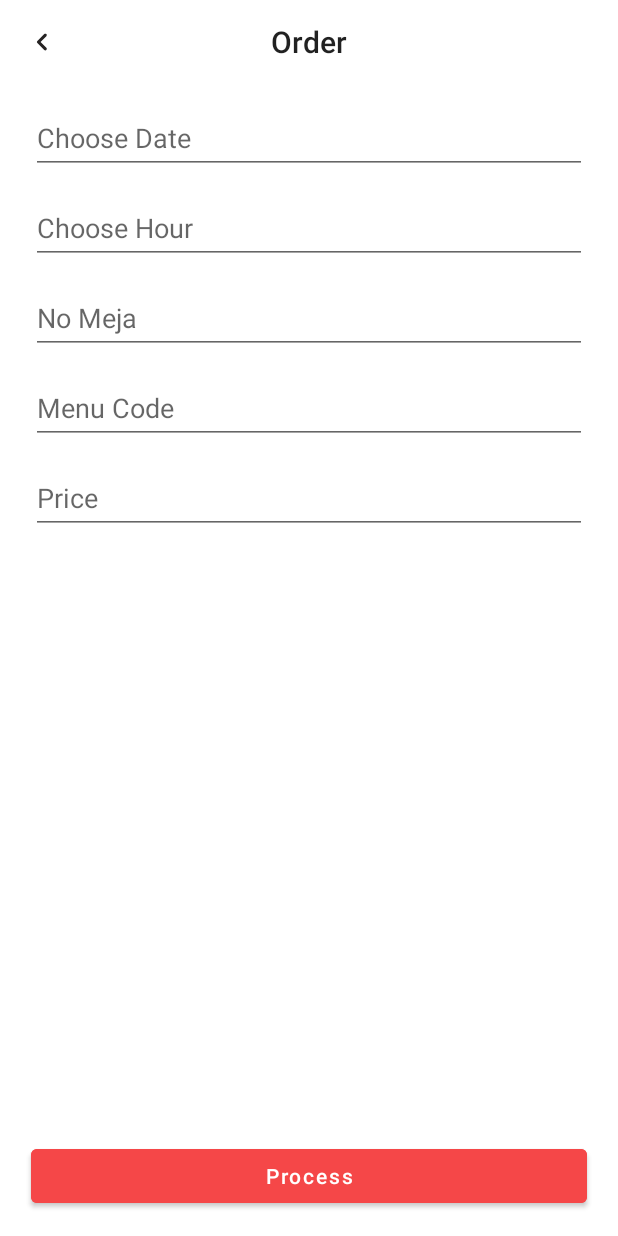
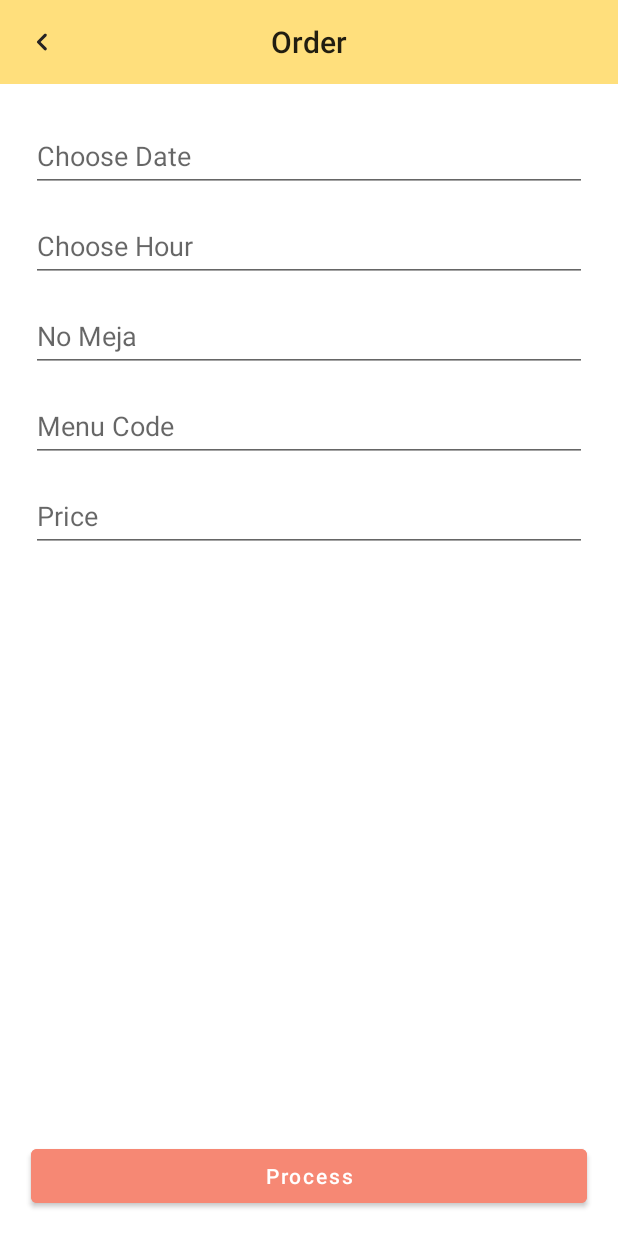
Before and after one commit to Unikom-TDoni/Restoranku, an Android app: the OrderFormViewBindingFragment screen opened through its navigation route, on a phone screen of 412 x 824 dp. Run offline under Robolectric (Android 15) with nearby library versions, the phone set to English and light mode, and no system bars.

Commit message:
Update Layout

```diff
--- a/app/src/main/java/edu/unikom/restoranku/core/MainActivity.kt
+++ b/app/src/main/java/edu/unikom/restoranku/core/MainActivity.kt
@@ -1,8 +1,8 @@
 package edu.unikom.restoranku.core
 
-import androidx.appcompat.app.AppCompatActivity
 import android.os.Bundle
 import android.os.CountDownTimer
+import androidx.appcompat.app.AppCompatActivity
 import androidx.core.splashscreen.SplashScreen.Companion.installSplashScreen
 import edu.unikom.restoranku.R
 
@@ -29,5 +29,4 @@ class MainActivity : AppCompatActivity() {
 
     private fun initSplashScreen() =
         installSplashScreen().apply { setKeepOnScreenCondition { !isScreenReady } }
-
 }
--- a/app/src/main/java/edu/unikom/restoranku/feature/food/presentation/FoodMenuViewBindingFragment.kt
+++ b/app/src/main/java/edu/unikom/restoranku/feature/food/presentation/FoodMenuViewBindingFragment.kt
@@ -62,7 +62,7 @@ class FoodMenuViewBindingFragment : ViewBindingFragment<FragmentFoodMenuBinding>
             Food(
                 "F01",
                 "Batagor",
-                R.drawable.img_cappuccino,
+                R.drawable.img_batagor,
                 FoodTypes.Makanan,
                 "Baso dan Tahu Goreng dengan sajian bumbu kacang dan kecap khas Bandung",
                 25000
@@ -70,7 +70,7 @@ class FoodMenuViewBindingFragment : ViewBindingFragment<FragmentFoodMenuBinding>
             Food(
                 "F02",
                 "Cireng",
-                R.drawable.img_cappuccino,
+                R.drawable.img_cireng,
                 FoodTypes.Makanan,
                 "Makanan ringan berupa tepung kanji goreng dengan bahan dasar tempe fermentasi yang disebut oncom, disajikan dengan bumbu kacang pedas",
                 10000
--- a/app/src/main/res/layout/activity_main.xml
+++ b/app/src/main/res/layout/activity_main.xml
@@ -1,11 +1,10 @@
 <?xml version="1.0" encoding="utf-8"?>
-<androidx.fragment.app.FragmentContainerView
-    xmlns:android="http://schemas.android.com/apk/res/android"
+<androidx.fragment.app.FragmentContainerView xmlns:android="http://schemas.android.com/apk/res/android"
+    xmlns:app="http://schemas.android.com/apk/res-auto"
     xmlns:tools="http://schemas.android.com/tools"
-    xmlns:app="http://schemas.android.com/apk/res-auto"
     android:id="@+id/container"
     android:name="androidx.navigation.fragment.NavHostFragment"
     android:layout_width="match_parent"
     android:layout_height="match_parent"
     app:navGraph="@navigation/nav_graph_application"
-    tools:context=".core.MainActivity"/>
+    tools:context=".core.MainActivity" />
--- a/app/src/main/res/layout/fragment_food_menu.xml
+++ b/app/src/main/res/layout/fragment_food_menu.xml
@@ -11,10 +11,10 @@
         android:layout_width="match_parent"
         android:layout_height="wrap_content"
         android:background="@android:color/white"
+        android:backgroundTint="@color/jasmine"
         app:layout_constraintEnd_toEndOf="parent"
         app:layout_constraintStart_toStartOf="parent"
-        app:layout_constraintTop_toTopOf="parent"
-        app:navigationIcon="@drawable/round_navigate_before_24">
+        app:layout_constraintTop_toTopOf="parent">
 
         <TextView
             style="@style/TextAppearance.AppCompat.Widget.ActionBar.Title"
--- a/app/src/main/res/layout/fragment_order_form.xml
+++ b/app/src/main/res/layout/fragment_order_form.xml
@@ -25,6 +25,7 @@
         android:layout_width="match_parent"
         android:layout_height="wrap_content"
         android:background="@android:color/white"
+        android:backgroundTint="@color/jasmine"
         app:layout_constraintEnd_toEndOf="parent"
         app:layout_constraintStart_toStartOf="parent"
         app:layout_constraintTop_toTopOf="parent"
@@ -41,15 +42,15 @@
 
     <com.google.android.material.textfield.TextInputEditText
         android:id="@+id/txt_field_date"
-        style="@style/ThemeOverlay.Material3.TextInputEditText.OutlinedBox"
         android:layout_width="0dp"
         android:layout_height="wrap_content"
-        android:layout_marginTop="@dimen/space_mini_120"
+        android:layout_marginTop="24dp"
         android:cursorVisible="false"
         android:focusable="false"
         android:hint="@string/txt_field_date_hint"
         android:minHeight="@dimen/space_large_150"
         app:layout_constraintEnd_toEndOf="@id/guideline_end"
+        app:layout_constraintHorizontal_bias="0.0"
         app:layout_constraintStart_toStartOf="@id/guideline_start"
         app:layout_constraintTop_toBottomOf="@id/toolbar" />
 
@@ -111,7 +112,7 @@
         android:layout_width="0dp"
         android:layout_height="wrap_content"
         android:layout_marginBottom="@dimen/space_normal_100"
-        android:backgroundTint="@color/carmine_pink"
+        android:backgroundTint="@color/coral_pink"
         android:hint="@string/btn_process_hint"
         android:textColorHint="@android:color/white"
         app:layout_constraintBottom_toBottomOf="parent"
--- a/app/src/main/res/values-night/themes.xml
+++ b/app/src/main/res/values-night/themes.xml
@@ -1,18 +1,29 @@
-<resources xmlns:tools="http://schemas.android.com/tools">
+<resources>
     <!-- Base application theme. -->
-    <style name="Theme.Restoranku" parent="Theme.MaterialComponents.DayNight.DarkActionBar">
+    <style name="Theme.Restoranku" parent="Theme.MaterialComponents.DayNight.NoActionBar">
         <!-- Primary brand color. -->
-        <item name="colorPrimary">@color/oasis</item>
-        <item name="colorPrimaryVariant">@color/carmine_pink</item>
+        <item name="colorPrimary">@color/jasmine</item>
         <item name="colorOnPrimary">@android:color/white</item>
 
         <!-- Secondary brand color. -->
-        <item name="colorSecondary">@color/oasis</item>
-        <item name="colorSecondaryVariant">@color/carmine_pink</item>
+        <item name="colorSecondary">@color/coral_pink</item>
         <item name="colorOnSecondary">@android:color/white</item>
 
         <!-- Status bar color. -->
         <item name="android:statusBarColor">?attr/colorPrimaryVariant</item>
+
         <!-- Customize your theme here. -->
     </style>
+
+    <style name="Theme.Restoranku.Starting" parent="Theme.SplashScreen">
+        <item name="windowSplashScreenBackground">@color/jasmine</item>
+        <item name="postSplashScreenTheme">@style/Theme.Restoranku.NoActionBar</item>
+        <item name="windowSplashScreenAnimatedIcon">@drawable/ic_launcher_foreground</item>
+    </style>
+
+    <style name="Theme.Restoranku.NoActionBar">
+        <item name="windowActionBar">false</item>
+        <item name="windowNoTitle">true</item>
+    </style>
+
 </resources>
--- a/app/src/main/res/values/colors.xml
+++ b/app/src/main/res/values/colors.xml
@@ -1,5 +1,6 @@
 <?xml version="1.0" encoding="utf-8"?>
 <resources>
-    <color name="oasis">#FFEECC</color>
-    <color name="carmine_pink">#F54748</color>
+    <color name="jasmine">#FFDF7C</color>
+    <color name="coral_pink">#F68874</color>
+    <color name="coral_pink_80">#CDF68874</color>
 </resources>
--- a/app/src/main/res/values/themes.xml
+++ b/app/src/main/res/values/themes.xml
@@ -1,12 +1,12 @@
-<resources xmlns:tools="http://schemas.android.com/tools">
+<resources>
     <!-- Base application theme. -->
     <style name="Theme.Restoranku" parent="Theme.MaterialComponents.DayNight.NoActionBar">
         <!-- Primary brand color. -->
-        <item name="colorPrimary">@color/oasis</item>
+        <item name="colorPrimary">@color/jasmine</item>
         <item name="colorOnPrimary">@android:color/white</item>
 
         <!-- Secondary brand color. -->
-        <item name="colorSecondary">@color/carmine_pink</item>
+        <item name="colorSecondary">@color/coral_pink</item>
         <item name="colorOnSecondary">@android:color/white</item>
 
         <!-- Status bar color. -->
@@ -16,7 +16,7 @@
     </style>
 
     <style name="Theme.Restoranku.Starting" parent="Theme.SplashScreen">
-        <item name="windowSplashScreenBackground">@color/oasis</item>
+        <item name="windowSplashScreenBackground">@color/jasmine</item>
         <item name="postSplashScreenTheme">@style/Theme.Restoranku.NoActionBar</item>
         <item name="windowSplashScreenAnimatedIcon">@drawable/ic_launcher_foreground</item>
     </style>
```
Also changed, not shown: app/src/main/AndroidManifest.xml (+4 -4 lines), app/src/main/res/layout/item_food_list.xml (+15 -5 lines), app/src/main/res/drawable-v24/ic_launcher_foreground.xml (renamed from app/src/main/res/drawable/ic_launcher_foreground.xml), app/src/main/res/drawable/img_batagor.jpg (added), app/src/main/res/drawable/img_cireng.jpeg (added).
